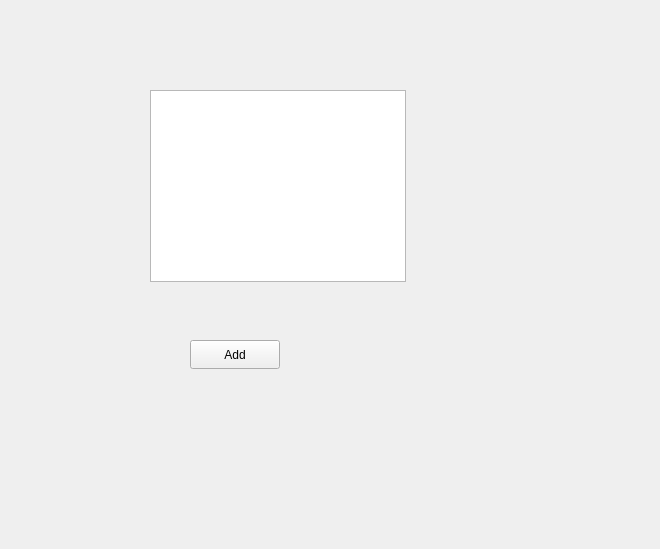
The window that selectplaylistforsongwindow.ui (Fatemehasadi86/spotify1) describes before a commit, drawn with Qt 5.
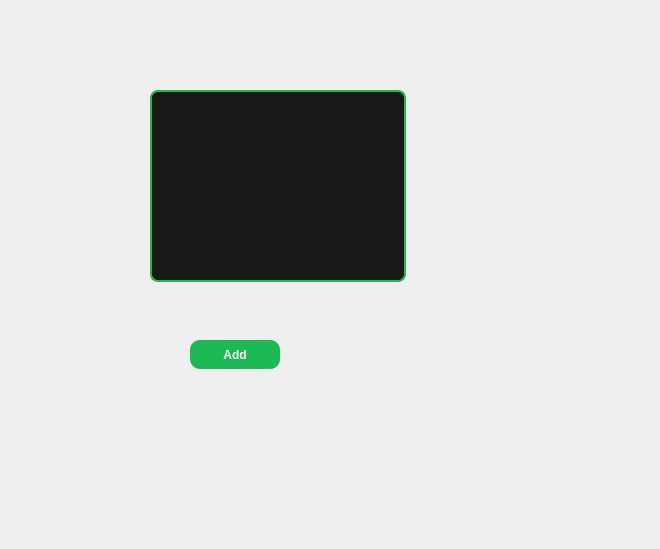
The same window after the commit.

The edit to the form file:
```diff
--- a/selectplaylistforsongwindow.ui
+++ b/selectplaylistforsongwindow.ui
@@ -13,6 +13,53 @@
   <property name="windowTitle">
    <string>Form</string>
   </property>
+  <property name="styleSheet">
+   <string notr="true">QLineEdit{
+    background:#282828;
+    border:2px solid #1DB954;
+    border-radius:8px;
+    color:white;
+    padding:6px;
+} QLabel{
+    color:white;
+    font-weight:bold;
+}  QPushButton{
+    background-color:#1DB954;
+    color:white;
+    border:none;
+    border-radius:10px;
+    padding:8px;
+    font-weight:bold;
+}
+
+QPushButton:hover{
+    background:#1ED760;
+}
+
+QPushButton:pressed{
+    background:#169C46;
+}
+QComboBox{
+    background:#282828;
+    color:white;
+    border:2px solid #1DB954;
+    border-radius:8px;
+    padding:6px;
+} QListWidget{
+    background:#181818;
+    border:2px solid #1DB954;
+    border-radius:8px;
+    color:white;
+}
+
+QListWidget::item{
+    padding:8px;
+}
+
+QListWidget::item:selected{
+    background:#1DB954;
+}</string>
+  </property>
   <widget class="QListWidget" name="listWidget">
    <property name="geometry">
     <rect>
```
